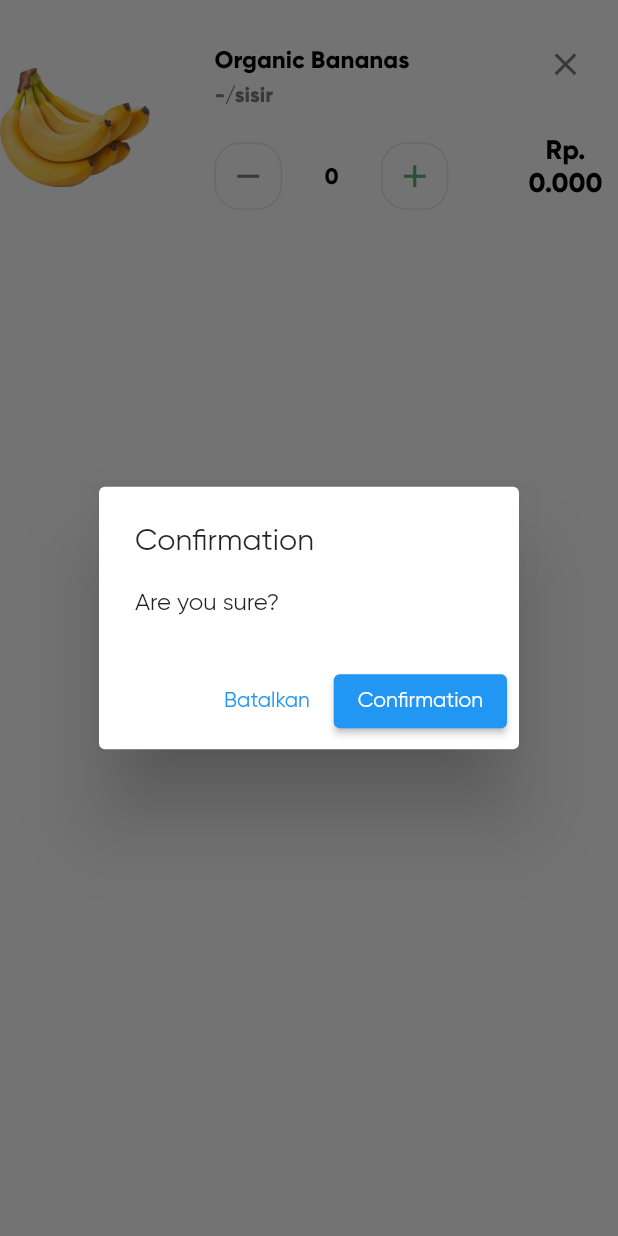
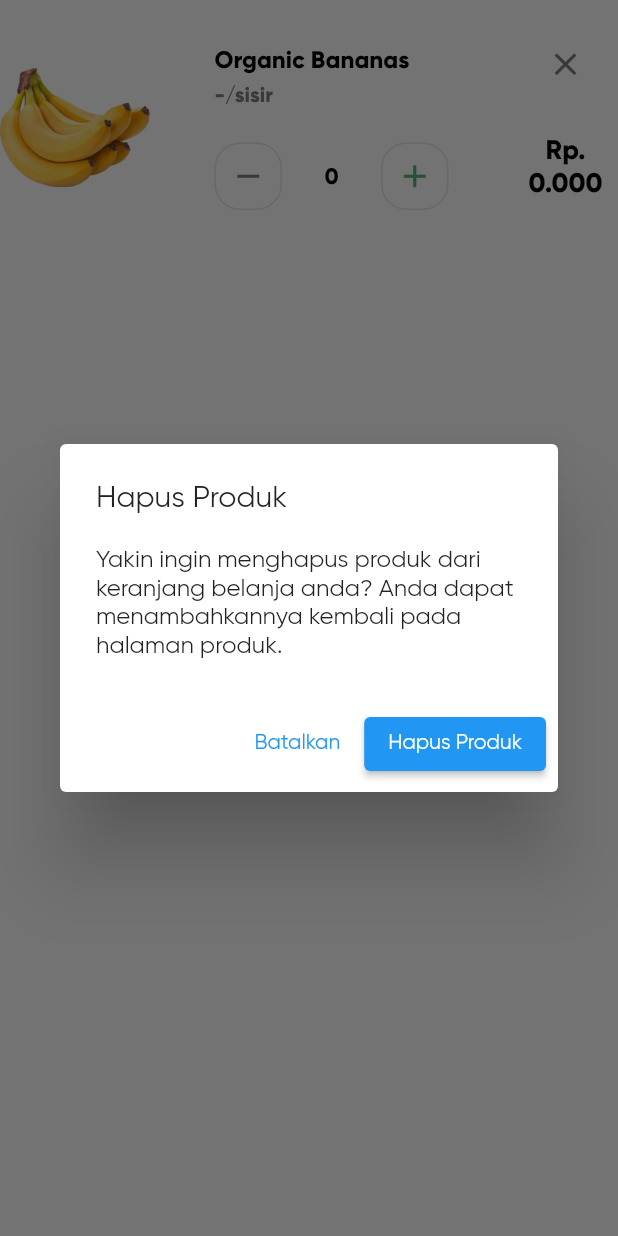
Before and after one commit to albert1911/Toko-Petani-Proyek-AMBW, a Flutter app: the ChartItemWidget widget shown alone on an empty page, opened directly with sample values from the repository, after a tap on the "close" icon, on a phone screen of 412 x 824 dp. Run offline on Flutter 3.47's test engine with Material 2 defaults, Android fonts, the light colour scheme and no system bars; our stand-ins replace cloud_firestore, firebase_auth, firebase_core, flutter_svg, google_fonts, recase and 1 more; accounts and stored records are empty.

Commit message:
Delete item di cart

```diff
--- a/Flutter-Grocery-App-UI-main/lib/widgets/chart_item_widget.dart
+++ b/Flutter-Grocery-App-UI-main/lib/widgets/chart_item_widget.dart
@@ -8,11 +8,16 @@ import 'item_counter_widget.dart';
 
 class ChartItemWidget extends StatefulWidget {
   ChartItemWidget(
-      {Key? key, required this.item, this.quantity, this.onUpdateQuantity})
+      {Key? key,
+      required this.item,
+      this.quantity,
+      this.onUpdateQuantity,
+      required this.onDeleteItem})
       : super(key: key);
   final GroceryItem item;
   final double? quantity;
   final Function(double)? onUpdateQuantity;
+  final VoidCallback onDeleteItem;
 
   @override
   _ChartItemWidgetState createState() => _ChartItemWidgetState();
@@ -85,9 +90,13 @@ class _ChartItemWidgetState extends State<ChartItemWidget> {
                       context: context,
                       builder: (BuildContext context) {
                         return ConfirmationDialog(
-                          message: 'Are you sure?',
-                          title: 'Confirmation',
-                          buttonAFunction: () => {Navigator.pop(context)},
+                          message:
+                              'Yakin ingin menghapus produk dari keranjang belanja anda? Anda dapat menambahkannya kembali pada halaman produk.',
+                          title: 'Hapus Produk',
+                          buttonAFunction: () {
+                            Navigator.pop(context);
+                            widget.onDeleteItem();
+                          },
                           buttonBFunction: () => {Navigator.pop(context)},
                         );
                       },
```
Also changed, not shown: Flutter-Grocery-App-UI-main/lib/screens/cart/cart_screen.dart (+16 -0 lines).
